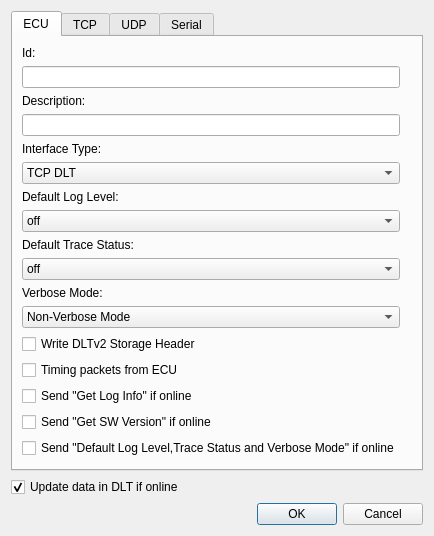
Above: src/ecudialog.ui from WinvicWang/dlt-viewer-for-adb before the change. Below: the same form after it.
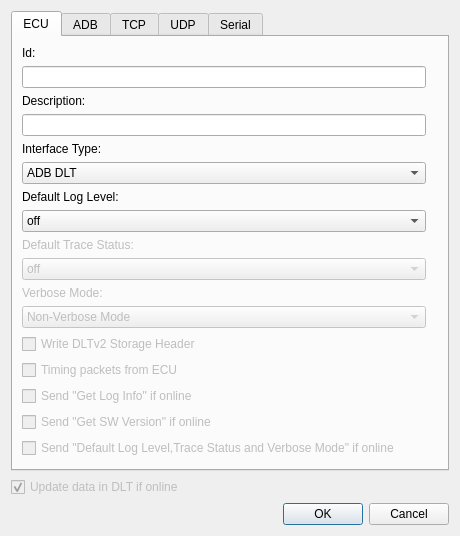
That is the form after the change. Icons and pictures are not drawn.

```diff
--- a/src/ecudialog.ui
+++ b/src/ecudialog.ui
@@ -6,8 +6,8 @@
    <rect>
     <x>0</x>
     <y>0</y>
-    <width>314</width>
-    <height>455</height>
+    <width>460</width>
+    <height>532</height>
    </rect>
   </property>
   <property name="windowTitle">
@@ -20,6 +20,9 @@
   <layout class="QGridLayout" name="gridLayout_4">
    <item row="2" column="0">
     <widget class="QCheckBox" name="checkBoxUpdate">
+     <property name="enabled">
+      <bool>false</bool>
+     </property>
      <property name="text">
       <string>Update data in DLT if online</string>
      </property>
@@ -40,6 +43,9 @@
    </item>
    <item row="0" column="0">
     <widget class="QTabWidget" name="tabWidget">
+     <property name="enabled">
+      <bool>true</bool>
+     </property>
      <property name="currentIndex">
       <number>0</number>
      </property>
@@ -50,6 +56,11 @@
       <layout class="QGridLayout" name="gridLayout_2">
        <item row="6" column="0">
         <widget class="QComboBox" name="comboBoxInterface">
+         <item>
+          <property name="text">
+           <string>ADB DLT</string>
+          </property>
+         </item>
          <item>
           <property name="text">
            <string>TCP DLT</string>
@@ -74,6 +85,9 @@
        </item>
        <item row="9" column="0" colspan="3">
         <widget class="QLabel" name="label_5">
+         <property name="enabled">
+          <bool>false</bool>
+         </property>
          <property name="text">
           <string>Default Trace Status:</string>
          </property>
@@ -88,6 +102,9 @@
        </item>
        <item row="16" column="0">
         <widget class="QCheckBox" name="checkBoxGetLogInfo">
+         <property name="enabled">
+          <bool>false</bool>
+         </property>
          <property name="text">
           <string>Send &quot;Get Log Info&quot; if online</string>
          </property>
@@ -102,6 +119,9 @@
        </item>
        <item row="12" column="0">
         <widget class="QComboBox" name="comboBoxVerboseMode">
+         <property name="enabled">
+          <bool>false</bool>
+         </property>
          <item>
           <property name="text">
            <string>Non-Verbose Mode</string>
@@ -116,6 +136,9 @@
        </item>
        <item row="10" column="0">
         <widget class="QComboBox" name="tracestatusComboBox">
+         <property name="enabled">
+          <bool>false</bool>
+         </property>
          <item>
           <property name="text">
            <string>off</string>
@@ -169,6 +192,9 @@
        </item>
        <item row="17" column="0">
         <widget class="QCheckBox" name="checkBoxGetSoftwareVersion">
+         <property name="enabled">
+          <bool>false</bool>
+         </property>
          <property name="text">
           <string>Send &quot;Get SW Version&quot; if online</string>
          </property>
@@ -183,6 +209,9 @@
        </item>
        <item row="13" column="0">
         <widget class="QCheckBox" name="checkBoxWriteDLTv2StorageHeader">
+         <property name="enabled">
+          <bool>false</bool>
+         </property>
          <property name="text">
           <string>Write DLTv2 Storage Header</string>
          </property>
@@ -193,6 +222,9 @@
        </item>
        <item row="11" column="0">
         <widget class="QLabel" name="label_10">
+         <property name="enabled">
+          <bool>false</bool>
+         </property>
          <property name="text">
           <string>Verbose Mode:</string>
          </property>
@@ -200,6 +232,9 @@
        </item>
        <item row="18" column="0">
         <widget class="QCheckBox" name="checkBoxDefaultLogLevel">
+         <property name="enabled">
+          <bool>false</bool>
+         </property>
          <property name="text">
           <string>Send &quot;Default Log Level,Trace Status and Verbose Mode&quot; if online</string>
          </property>
@@ -214,6 +249,9 @@
        </item>
        <item row="15" column="0">
         <widget class="QCheckBox" name="checkBoxTiming">
+         <property name="enabled">
+          <bool>false</bool>
+         </property>
          <property name="text">
           <string>Timing packets from ECU</string>
          </property>
@@ -241,6 +279,34 @@
        </item>
       </layout>
      </widget>
+     <widget class="QWidget" name="tab_4">
+      <attribute name="title">
+       <string>ADB</string>
+      </attribute>
+      <widget class="QLabel" name="label_12">
+       <property name="geometry">
+        <rect>
+         <x>20</x>
+         <y>20</y>
+         <width>101</width>
+         <height>16</height>
+        </rect>
+       </property>
+       <property name="text">
+        <string>ADB Device ID:</string>
+       </property>
+      </widget>
+      <widget class="QLineEdit" name="lineEdit_adbId">
+       <property name="geometry">
+        <rect>
+         <x>20</x>
+         <y>50</y>
+         <width>281</width>
+         <height>21</height>
+        </rect>
+       </property>
+      </widget>
+     </widget>
      <widget class="QWidget" name="tab_3">
       <property name="cursor">
        <cursorShape>ArrowCursor</cursorShape>
```
Left out of the diff: 5 changed lines with no effect on the pictures.
